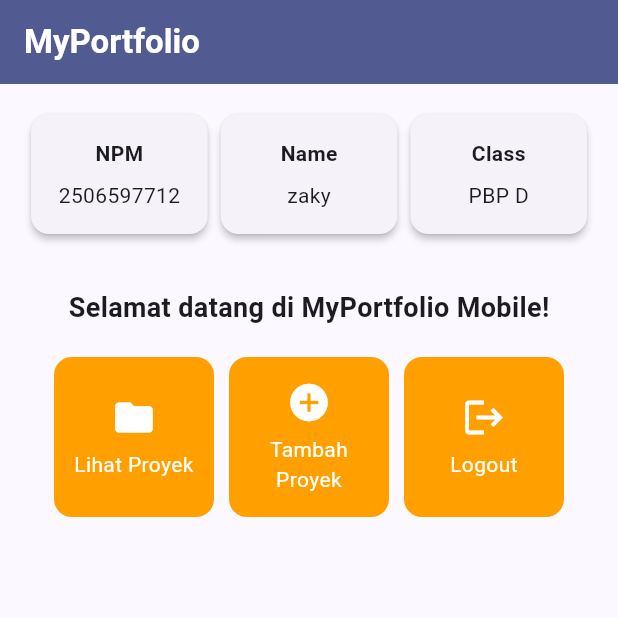
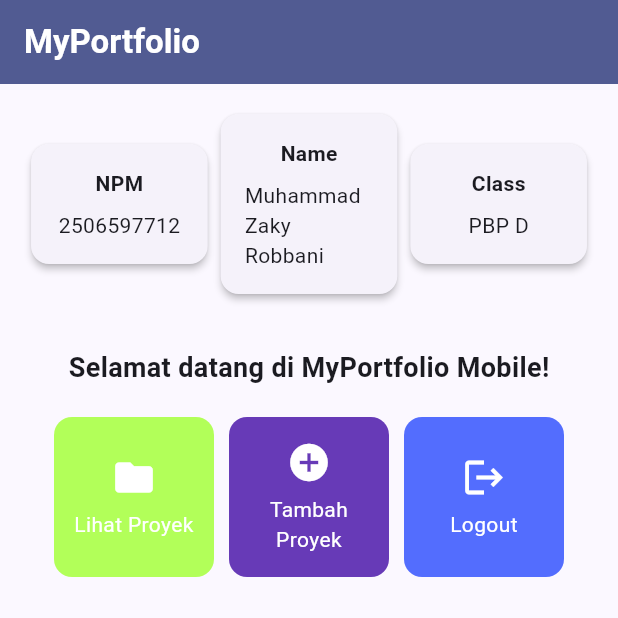
Before and after one commit to mzakyrbn/myportofolio_mobile, a Flutter app: the screen it shows after launch, on a phone screen of 412 x 824 dp, the top half of it. Run offline on Flutter 3.47's test engine with Material 3 defaults, Android fonts, the phone set to English and light mode, and no system bars.

Commit message:
create different background color for each itemcard

```diff
--- a/lib/menu.dart
+++ b/lib/menu.dart
@@ -4,13 +4,13 @@ class MyHomePage extends StatelessWidget {
 	MyHomePage({super.key});
 
 	final String npm = "2506597712";
-	final String nama = "zaky";
+	final String nama = "Muhammad Zaky Robbani";
 	final String kelas = "PBP D";
 
 	final List<ItemHomepage> items = [
-		ItemHomepage("Lihat Proyek", Icons.folder),
-		ItemHomepage("Tambah Proyek", Icons.add_circle),
-		ItemHomepage("Logout", Icons.logout),
+		ItemHomepage("Lihat Proyek", Icons.folder, Colors.lightGreenAccent),
+		ItemHomepage("Tambah Proyek", Icons.add_circle, Colors.deepPurple),
+		ItemHomepage("Logout", Icons.logout, Colors.indigoAccent),
 	];
 
 	@override
@@ -125,7 +125,7 @@ class ItemCard extends StatelessWidget {
 	Widget build(BuildContext context) {
 		return Material(
 		// Menggunakan warna sekunder dari skema tema aplikasi.
-		color: Theme.of(context).colorScheme.secondary,
+		color: item.color,
 		borderRadius: BorderRadius.circular(12),
 		child: InkWell(
 				// Aksi ketika kartu ditekan oleh pengguna.
@@ -167,6 +167,7 @@ class ItemCard extends StatelessWidget {
 class ItemHomepage {
 	final String name;
 	final IconData icon;
+  final Color color;
 
-	ItemHomepage(this.name, this.icon);
+	ItemHomepage(this.name, this.icon, this.color);
 }
```
